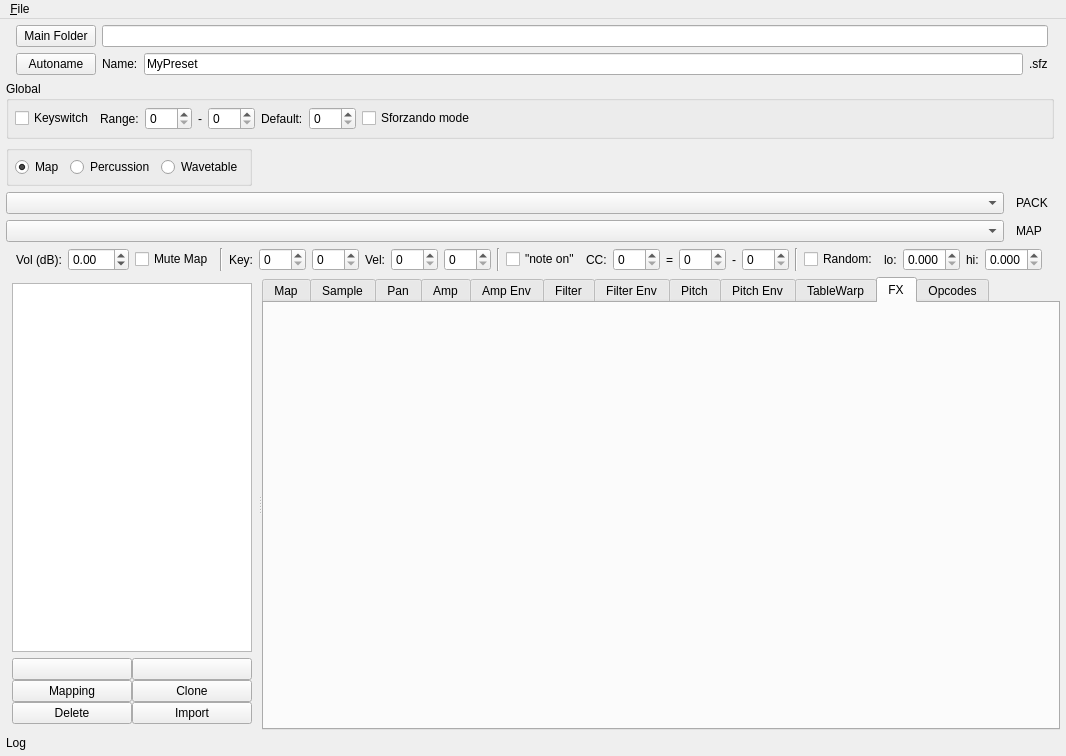
michael02022/sfzbuilder, file src/ui/mainwindow.ui: the form before one commit.
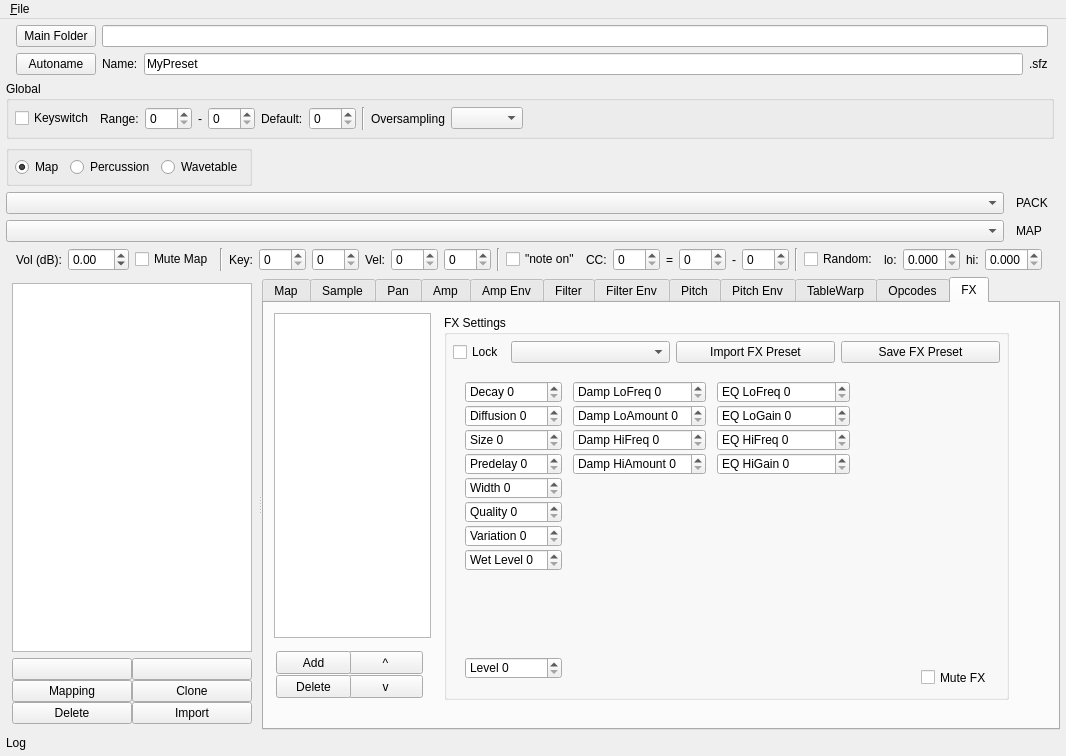
The form after the commit. The open tabs and pages were chosen to show the change. Icons and pictures are not drawn. Custom widgets are drawn as their Qt base class.

What changed in the file:
```diff
--- a/src/ui/mainwindow.ui
+++ b/src/ui/mainwindow.ui
@@ -38,7 +38,7 @@
       <property name="title">
        <string>Global</string>
       </property>
-      <layout class="QHBoxLayout" name="layGlobalBox" stretch="0,0,0,0,0,0,0,0,0">
+      <layout class="QHBoxLayout" name="layGlobalBox" stretch="0,0,0,0,0,0,0,0,0,0,0">
        <property name="sizeConstraint">
         <enum>QLayout::SetNoConstraint</enum>
        </property>
@@ -104,12 +104,22 @@
         </widget>
        </item>
        <item>
-        <widget class="QCheckBox" name="cbxSforzandoMode">
+        <widget class="Line" name="line_15">
+         <property name="orientation">
+          <enum>Qt::Vertical</enum>
+         </property>
+        </widget>
+       </item>
+       <item>
+        <widget class="QLabel" name="label_10">
          <property name="text">
-          <string>Sforzando mode</string>
+          <string>Oversampling</string>
          </property>
         </widget>
        </item>
+       <item>
+        <widget class="QComboBox" name="cbxOversampling"/>
+       </item>
        <item>
         <spacer name="hspKeyswitch">
          <property name="orientation">
@@ -7091,16 +7101,6 @@
          </item>
         </layout>
        </widget>
-       <widget class="QWidget" name="tabFX">
-        <attribute name="title">
-         <string>FX</string>
-        </attribute>
-        <layout class="QGridLayout" name="gridLayout_13">
-         <item row="0" column="0">
-          <layout class="QGridLayout" name="gridLayout_11"/>
-         </item>
-        </layout>
-       </widget>
        <widget class="QWidget" name="tabOpcodes">
         <attribute name="title">
          <string>Opcodes</string>
@@ -7133,6 +7133,431 @@
          </item>
         </layout>
        </widget>
+       <widget class="QWidget" name="tabFX">
+        <attribute name="title">
+         <string>FX</string>
+        </attribute>
+        <widget class="QPushButton" name="btnFxUp">
+         <property name="geometry">
+          <rect>
+           <x>84</x>
+           <y>348</y>
+           <width>75</width>
+           <height>23</height>
+          </rect>
+         </property>
+         <property name="text">
+          <string>^</string>
+         </property>
+        </widget>
+        <widget class="QPushButton" name="btnFxDown">
+         <property name="geometry">
+          <rect>
+           <x>84</x>
+           <y>372</y>
+           <width>75</width>
+           <height>23</height>
+          </rect>
+         </property>
+         <property name="text">
+          <string>v</string>
+         </property>
+        </widget>
+        <widget class="QGroupBox" name="groupBox_2">
+         <property name="geometry">
+          <rect>
+           <x>180</x>
+           <y>12</y>
+           <width>565</width>
+           <height>385</height>
+          </rect>
+         </property>
+         <property name="title">
+          <string>FX Settings</string>
+         </property>
+         <layout class="QGridLayout" name="gridLayout_11">
+          <item row="0" column="3">
+           <widget class="QPushButton" name="btnImportFx">
+            <property name="text">
+             <string>Import FX Preset</string>
+            </property>
+           </widget>
+          </item>
+          <item row="0" column="4">
+           <widget class="QPushButton" name="btnSaveFx">
+            <property name="text">
+             <string>Save FX Preset</string>
+            </property>
+           </widget>
+          </item>
+          <item row="0" column="2">
+           <widget class="QComboBox" name="cbxFxType">
+            <property name="focusPolicy">
+             <enum>Qt::WheelFocus</enum>
+            </property>
+           </widget>
+          </item>
+          <item row="0" column="1">
+           <widget class="QCheckBox" name="chkFxType">
+            <property name="sizePolicy">
+             <sizepolicy hsizetype="Maximum" vsizetype="Fixed">
+              <horstretch>0</horstretch>
+              <verstretch>0</verstretch>
+             </sizepolicy>
+            </property>
+            <property name="text">
+             <string>Lock</string>
+            </property>
+           </widget>
+          </item>
+          <item row="1" column="1" colspan="4">
+           <widget class="QStackedWidget" name="stackedWidget">
+            <property name="currentIndex">
+             <number>1</number>
+            </property>
+            <widget class="QWidget" name="pageFxNone">
+             <widget class="QLabel" name="label_11">
+              <property name="geometry">
+               <rect>
+                <x>240</x>
+                <y>144</y>
+                <width>73</width>
+                <height>24</height>
+               </rect>
+              </property>
+              <property name="text">
+               <string>No FX selected</string>
+              </property>
+             </widget>
+            </widget>
+            <widget class="QWidget" name="pageFxAriaAmbiance">
+             <widget class="QSpinBox" name="sbxFxAriaAmbianceDecay">
+              <property name="geometry">
+               <rect>
+                <x>12</x>
+                <y>12</y>
+                <width>97</width>
+                <height>22</height>
+               </rect>
+              </property>
+              <property name="prefix">
+               <string>Decay </string>
+              </property>
+              <property name="maximum">
+               <number>127</number>
+              </property>
+             </widget>
+             <widget class="QSpinBox" name="sbxFxAriaAmbianceSize">
+              <property name="geometry">
+               <rect>
+                <x>12</x>
+                <y>60</y>
+                <width>97</width>
+                <height>22</height>
+               </rect>
+              </property>
+              <property name="prefix">
+               <string>Size </string>
+              </property>
+              <property name="maximum">
+               <number>127</number>
+              </property>
+             </widget>
+             <widget class="QSpinBox" name="sbxFxAriaAmbianceDiffusion">
+              <property name="geometry">
+               <rect>
+                <x>12</x>
+                <y>36</y>
+                <width>97</width>
+                <height>22</height>
+               </rect>
+              </property>
+              <property name="prefix">
+               <string>Diffusion </string>
+              </property>
+              <property name="maximum">
+               <number>127</number>
+              </property>
+             </widget>
+             <widget class="QSpinBox" name="sbxFxAriaAmbiancePredelay">
+              <property name="geometry">
+               <rect>
+                <x>12</x>
+                <y>84</y>
+                <width>97</width>
+                <height>22</height>
+               </rect>
+              </property>
+              <property name="prefix">
+               <string>Predelay </string>
+              </property>
+              <property name="maximum">
+               <number>127</number>
+              </property>
+             </widget>
+             <widget class="QSpinBox" name="sbxFxAriaAmbianceWidth">
+              <property name="geometry">
+               <rect>
+                <x>12</x>
+                <y>108</y>
+                <width>97</width>
+                <height>22</height>
+               </rect>
+              </property>
+              <property name="prefix">
+               <string>Width </string>
+              </property>
+              <property name="maximum">
+               <number>127</number>
+              </property>
+             </widget>
+             <widget class="QSpinBox" name="sbxFxAriaAmbianceQuality">
+              <property name="geometry">
+               <rect>
+                <x>12</x>
+                <y>132</y>
+                <width>97</width>
+                <height>22</height>
+               </rect>
+              </property>
+              <property name="prefix">
+               <string>Quality </string>
+              </property>
+              <property name="maximum">
+               <number>127</number>
+              </property>
+             </widget>
+             <widget class="QSpinBox" name="sbxFxAriaAmbianceVariation">
+              <property name="geometry">
+               <rect>
+                <x>12</x>
+                <y>156</y>
+                <width>97</width>
+                <height>22</height>
+               </rect>
+              </property>
+              <property name="prefix">
+               <string>Variation </string>
+              </property>
+              <property name="maximum">
+               <number>127</number>
+              </property>
+             </widget>
+             <widget class="QSpinBox" name="sbxFxAriaAmbianceDampLoFreq">
+              <property name="geometry">
+               <rect>
+                <x>120</x>
+                <y>12</y>
+                <width>133</width>
+                <height>22</height>
+               </rect>
+              </property>
+              <property name="prefix">
+               <string>Damp LoFreq </string>
+              </property>
+              <property name="maximum">
+               <number>127</number>
+              </property>
+             </widget>
+             <widget class="QSpinBox" name="sbxFxAriaAmbianceDampLoAmount">
+              <property name="geometry">
+               <rect>
+                <x>120</x>
+                <y>36</y>
+                <width>133</width>
+                <height>22</height>
+               </rect>
+              </property>
+              <property name="prefix">
+               <string>Damp LoAmount </string>
+              </property>
+              <property name="maximum">
+               <number>127</number>
+              </property>
+             </widget>
+             <widget class="QSpinBox" name="sbxFxAriaAmbianceDampHiFreq">
+              <property name="geometry">
+               <rect>
+                <x>120</x>
+                <y>60</y>
+                <width>133</width>
+                <height>22</height>
+               </rect>
+              </property>
+              <property name="prefix">
+               <string>Damp HiFreq </string>
+              </property>
+              <property name="maximum">
+               <number>127</number>
+              </property>
+             </widget>
+             <widget class="QSpinBox" name="sbxFxAriaAmbianceDampHiAmount">
+              <property name="geometry">
+               <rect>
+                <x>120</x>
+                <y>84</y>
+                <width>133</width>
+                <height>22</height>
+               </rect>
+              </property>
+              <property name="prefix">
+               <string>Damp HiAmount </string>
+              </property>
+              <property name="maximum">
+               <number>127</number>
+              </property>
+             </widget>
+             <widget class="QSpinBox" name="sbxFxAriaAmbianceEqLoFreq">
+              <property name="geometry">
+               <rect>
+                <x>264</x>
+                <y>12</y>
+                <width>133</width>
+                <height>22</height>
+               </rect>
+              </property>
+              <property name="prefix">
+               <string>EQ LoFreq </string>
+              </property>
+              <property name="maximum">
+               <number>127</number>
+              </property>
+             </widget>
+             <widget class="QSpinBox" name="sbxFxAriaAmbianceEqLoGain">
+              <property name="geometry">
+               <rect>
+                <x>264</x>
+                <y>36</y>
+                <width>133</width>
+                <height>22</height>
+               </rect>
+              </property>
+              <property name="prefix">
+               <string>EQ LoGain </string>
+              </property>
+              <property name="maximum">
+               <number>127</number>
+              </property>
+             </widget>
+             <widget class="QSpinBox" name="sbxFxAriaAmbianceEqHiFreq">
+              <property name="geometry">
+               <rect>
+                <x>264</x>
+                <y>60</y>
+                <width>133</width>
+                <height>22</height>
+               </rect>
+              </property>
+              <property name="prefix">
+               <string>EQ HiFreq </string>
+              </property>
+              <property name="maximum">
+               <number>127</number>
+              </property>
+             </widget>
+             <widget class="QSpinBox" name="sbxFxAriaAmbianceEqHiGain">
+              <property name="geometry">
+               <rect>
+                <x>264</x>
+                <y>84</y>
+                <width>133</width>
+                <height>22</height>
+               </rect>
+              </property>
+              <property name="prefix">
+               <string>EQ HiGain </string>
+              </property>
+              <property name="maximum">
+               <number>127</number>
+              </property>
+             </widget>
+             <widget class="QCheckBox" name="chkFxAriaAmbiance">
+              <property name="geometry">
+               <rect>
+                <x>468</x>
+                <y>300</y>
+                <width>70</width>
+                <height>17</height>
+               </rect>
+              </property>
+              <property name="text">
+               <string>Mute FX</string>
+              </property>
+             </widget>
+             <widget class="QSpinBox" name="sbxFxAriaAmbianceLevel">
+              <property name="geometry">
+               <rect>
+                <x>12</x>
+                <y>288</y>
+                <width>97</width>
+                <height>22</height>
+               </rect>
+              </property>
+              <property name="prefix">
+               <string>Level </string>
+              </property>
+              <property name="maximum">
+               <number>127</number>
+              </property>
+             </widget>
+             <widget class="QSpinBox" name="sbxFxAriaAmbianceWet">
+              <property name="geometry">
+               <rect>
+                <x>12</x>
+                <y>180</y>
+                <width>97</width>
+                <height>22</height>
+               </rect>
+              </property>
+              <property name="prefix">
+               <string>Wet Level </string>
+              </property>
+              <property name="maximum">
+               <number>127</number>
+              </property>
+             </widget>
+            </widget>
+           </widget>
+          </item>
+         </layout>
+        </widget>
+        <widget class="QListWidget" name="listFx">
+         <property name="geometry">
+          <rect>
+           <x>10</x>
+           <y>10</y>
+           <width>157</width>
+           <height>325</height>
+          </rect>
+         </property>
+        </widget>
+        <widget class="QPushButton" name="btnFxAdd">
+         <property name="geometry">
+          <rect>
+           <x>12</x>
+           <y>348</y>
+           <width>75</width>
+           <height>23</height>
+          </rect>
+         </property>
+         <property name="text">
+          <string>Add</string>
+         </property>
+        </widget>
+        <widget class="QPushButton" name="btnFxDel">
+         <property name="geometry">
+          <rect>
+           <x>12</x>
+           <y>372</y>
+           <width>75</width>
+           <height>23</height>
+          </rect>
+         </property>
+         <property name="text">
+          <string>Delete</string>
+         </property>
+        </widget>
+       </widget>
       </widget>
      </widget>
     </item>
```
